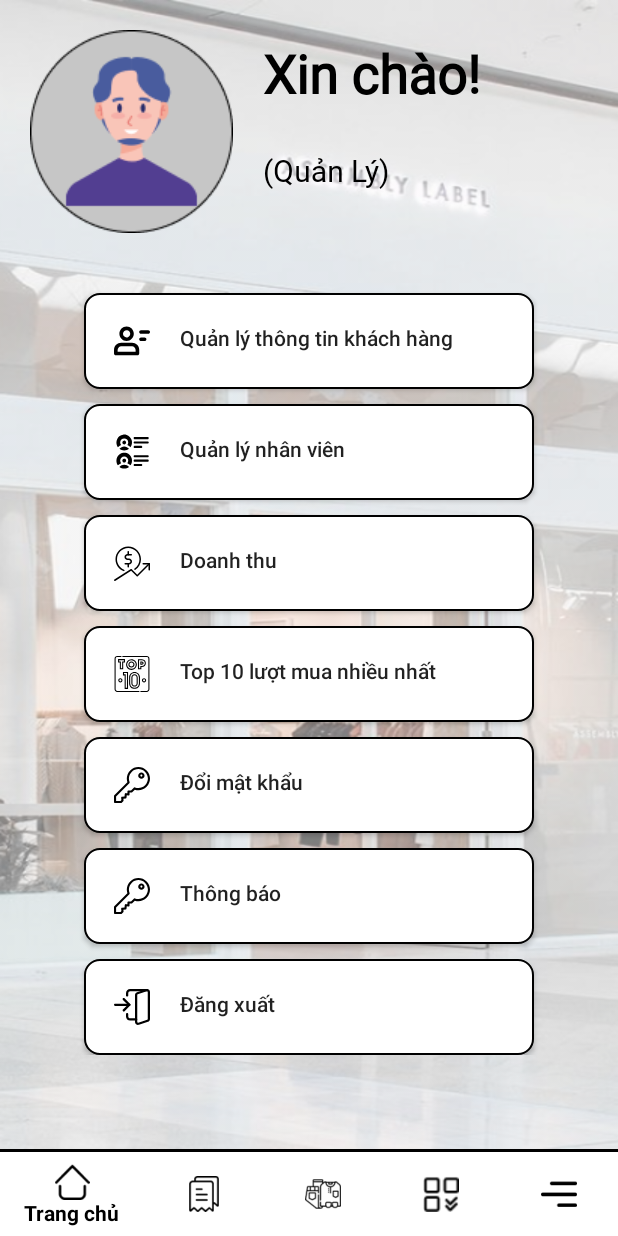
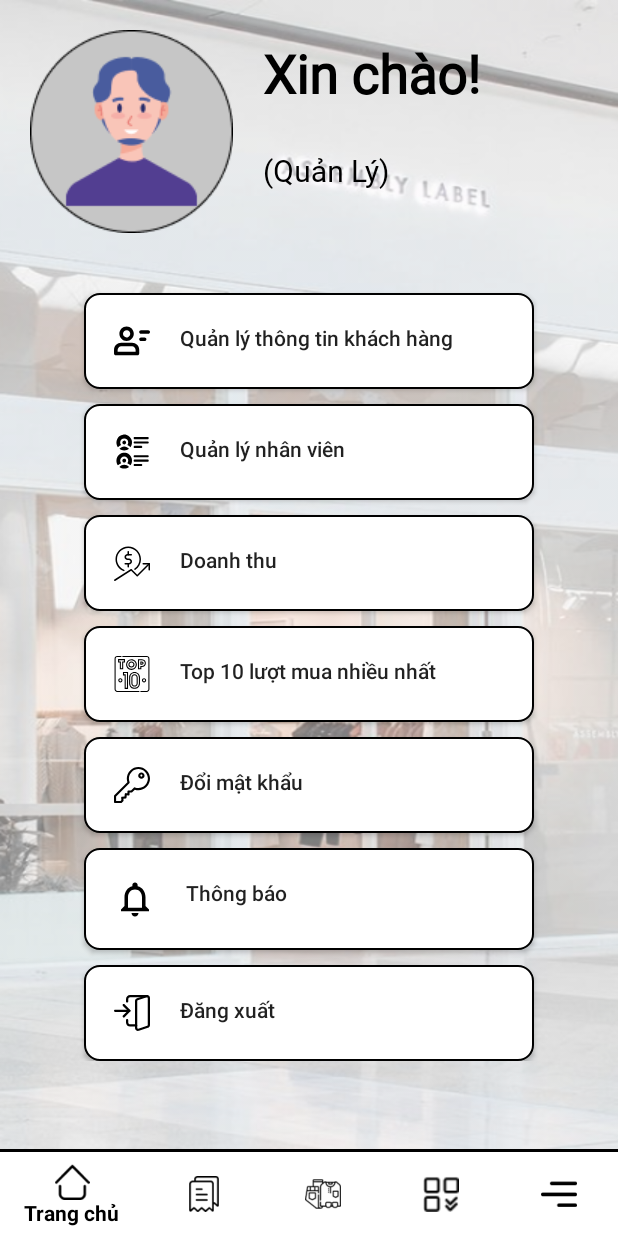
Before and after one commit to lddm4200/knoxManager, an Android app: the fragment frmThem placed in its activity, on a phone screen of 412 x 824 dp. Run offline under Robolectric (Android 15) with nearby library versions, the phone set to English and light mode, and no system bars; libraries missing offline, so code that uses them is left out: me.relex.circleindicator; Roboto replaces fonts that are not available here; 7 statements that could not run were skipped.

Commit message:
them moi day28/11 7h38

```diff
--- /dev/null
+++ b/app/src/main/res/drawable/thong_bao.xml
@@ -0,0 +1,5 @@
+<vector android:height="28dp" android:tint="#000000"
+    android:viewportHeight="24" android:viewportWidth="24"
+    android:width="28dp" xmlns:android="http://schemas.android.com/apk/res/android">
+    <path android:fillColor="@android:color/white" android:pathData="M12,22c1.1,0 2,-0.9 2,-2h-4c0,1.1 0.9,2 2,2zM18,16v-5c0,-3.07 -1.63,-5.64 -4.5,-6.32L13.5,4c0,-0.83 -0.67,-1.5 -1.5,-1.5s-1.5,0.67 -1.5,1.5v0.68C7.64,5.36 6,7.92 6,11v5l-2,2v1h16v-1l-2,-2zM16,17L8,17v-6c0,-2.48 1.51,-4.5 4,-4.5s4,2.02 4,4.5v6z"/>
+</vector>
--- a/app/src/main/res/layout/fragment_menu.xml
+++ b/app/src/main/res/layout/fragment_menu.xml
@@ -137,7 +137,7 @@
             android:layout_height="wrap_content"
             android:layout_marginTop="10dp"
             android:background="@drawable/butum"
-            android:drawableStart="@drawable/doimk"
+            android:drawableStart="@drawable/thong_bao"
             android:drawablePadding="20dp"
             android:gravity="left"
             android:padding="20dp"
```
